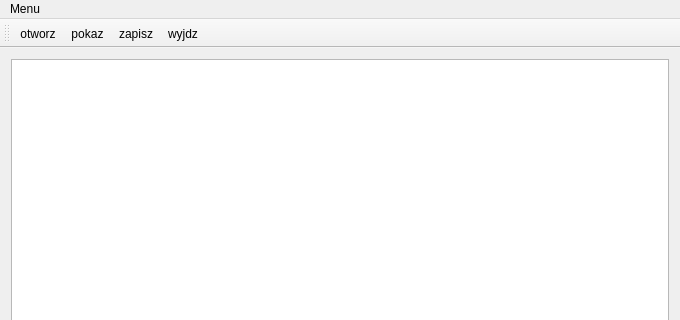
Qt form lab5/mainwindow.ui (Qangeros/obrazy-lab) before a commit; both pictures show x 0 to 680 and y 0 to 320 of the 680 by 579 pixel window.
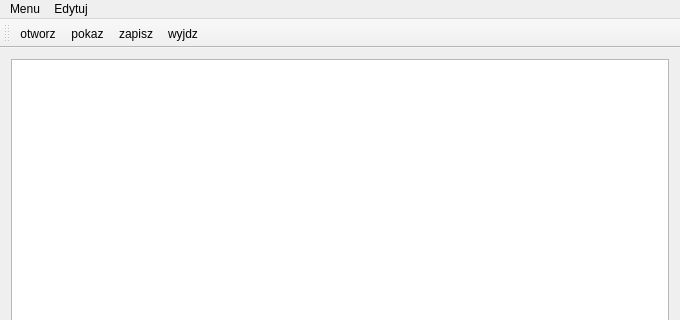
The same form after that commit. Icons and pictures are not drawn.

```diff
--- a/lab5/mainwindow.ui
+++ b/lab5/mainwindow.ui
@@ -39,7 +39,16 @@
     <addaction name="actionzapisz"/>
     <addaction name="actionwyjdz"/>
    </widget>
+   <widget class="QMenu" name="menuEdytuj">
+    <property name="title">
+     <string>Edytuj</string>
+    </property>
+    <addaction name="actionPodzia_RGB_2"/>
+    <addaction name="actionPodzia_yCrCb"/>
+    <addaction name="actionPodzia_HSV"/>
+   </widget>
    <addaction name="menuMenu"/>
+   <addaction name="menuEdytuj"/>
   </widget>
   <widget class="QToolBar" name="mainToolBar">
    <attribute name="toolBarArea">
```
Left out of the diff: 15 changed lines with no effect on the pictures.
